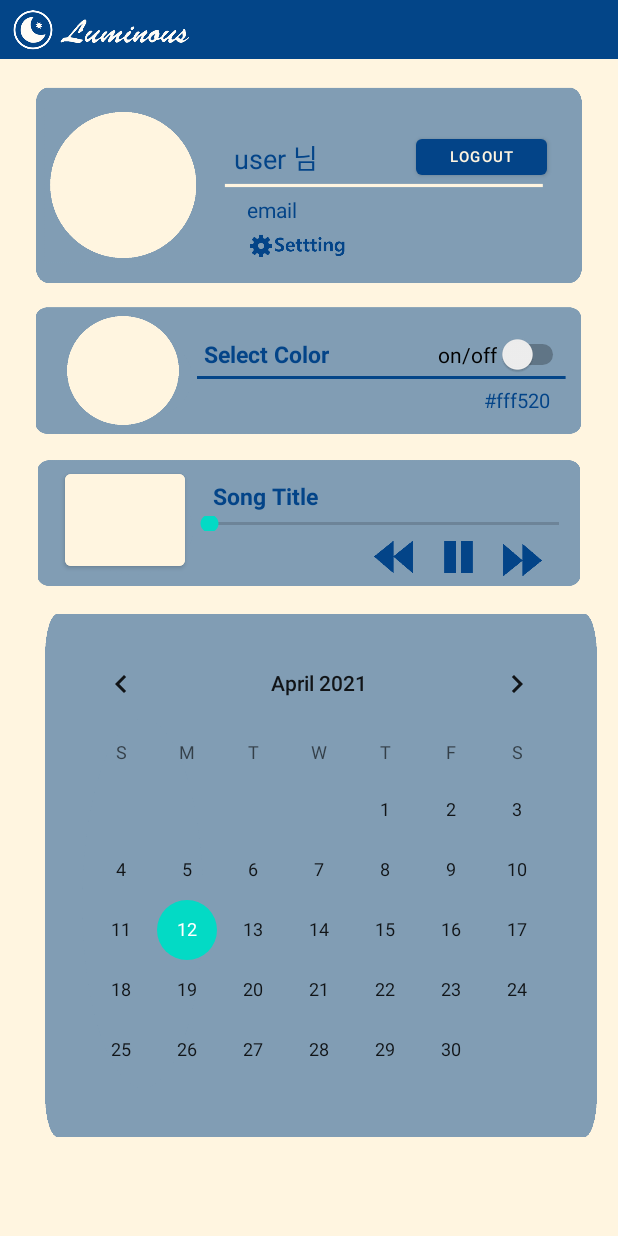
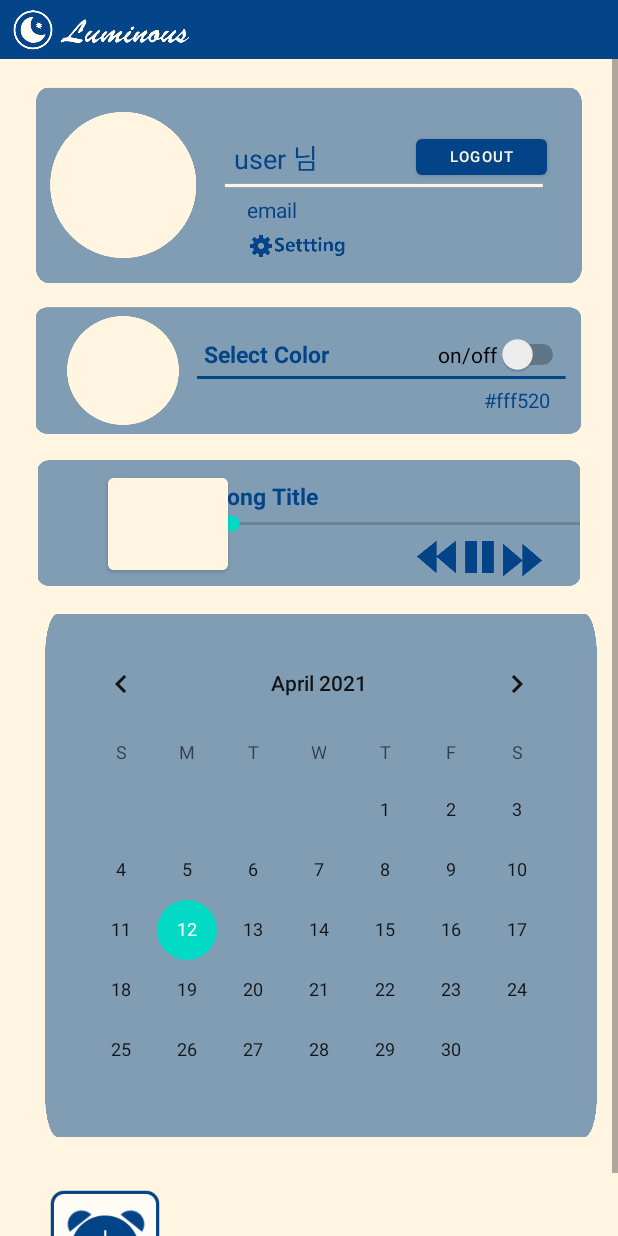
Before and after one commit to Yuri-CHOE/luminous, an Android app: the layout activity_my_page.xml on its own in the app's theme, with its tools: preview values and no code run, on a phone screen of 412 x 824 dp. Run offline under Robolectric (Android 15) with nearby library versions, the light colour scheme and no system bars.

Commit message:
알람_1 -알람 버튼 xml에 추가 -리소스가 다 너무 큼 : 리소스 크기 수정 필요

```diff
--- a/app/src/main/res/layout/activity_my_page.xml
+++ b/app/src/main/res/layout/activity_my_page.xml
@@ -293,15 +293,15 @@
                 android:id="@+id/btn_current_song"
                 android:layout_width="80dp"
                 android:layout_height="73dp"
-                android:layout_marginStart="43dp"
-                android:layout_marginLeft="43dp"
-                android:src="@drawable/musicimg"
+                android:layout_marginStart="72dp"
+                android:layout_marginLeft="72dp"
                 android:backgroundTint="@color/MyPageBGcolor"
                 android:padding="0dp"
+                android:src="@drawable/musicimg"
                 app:layout_constraintBottom_toBottomOf="@+id/imv_music"
                 app:layout_constraintStart_toStartOf="@+id/imv_music"
                 app:layout_constraintTop_toBottomOf="@+id/imv_lamp"
-                app:layout_constraintVertical_bias="0.407" />
+                app:layout_constraintVertical_bias="0.521" />
 
             <ImageView
                 android:id="@+id/iv_calendar_BG"
@@ -328,6 +328,17 @@
                 app:layout_constraintTop_toTopOf="@+id/iv_calendar_BG"
                 app:layout_constraintVertical_bias="1.0" />
 
+            <ImageView
+                android:id="@+id/imageView"
+                android:layout_width="76dp"
+                android:layout_height="77dp"
+                android:layout_marginStart="32dp"
+                android:layout_marginLeft="32dp"
+                android:layout_marginTop="32dp"
+                app:layout_constraintStart_toStartOf="parent"
+                app:layout_constraintTop_toBottomOf="@+id/iv_calendar_BG"
+                app:srcCompat="@drawable/btn_alarm" />
+
         </androidx.constraintlayout.widget.ConstraintLayout>
 
     </ScrollView>
```
Also changed, not shown: app/src/main/res/drawable-v24/btn_alarm.png (added).
